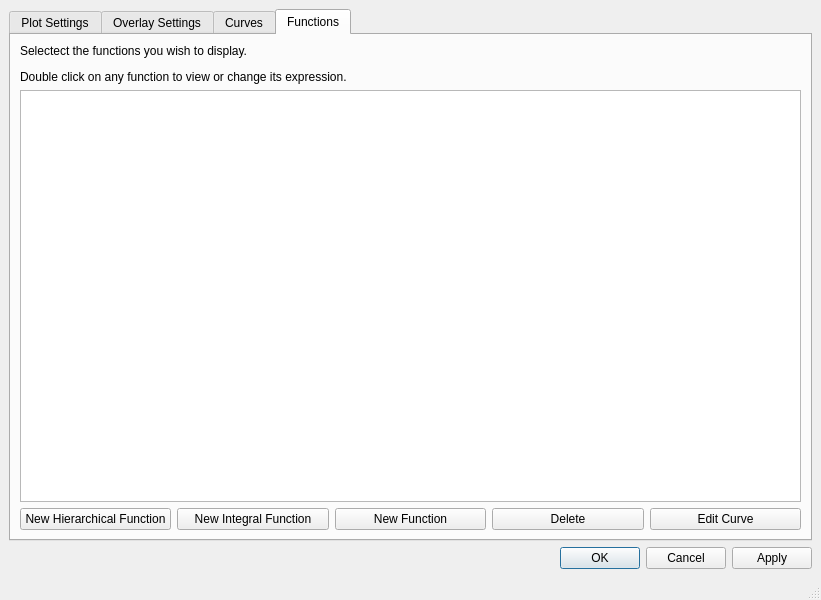
This is plotcontrolwindow.ui in arntanguy/STS-simulator as Qt 5 draws it before an edit. The edited form follows.
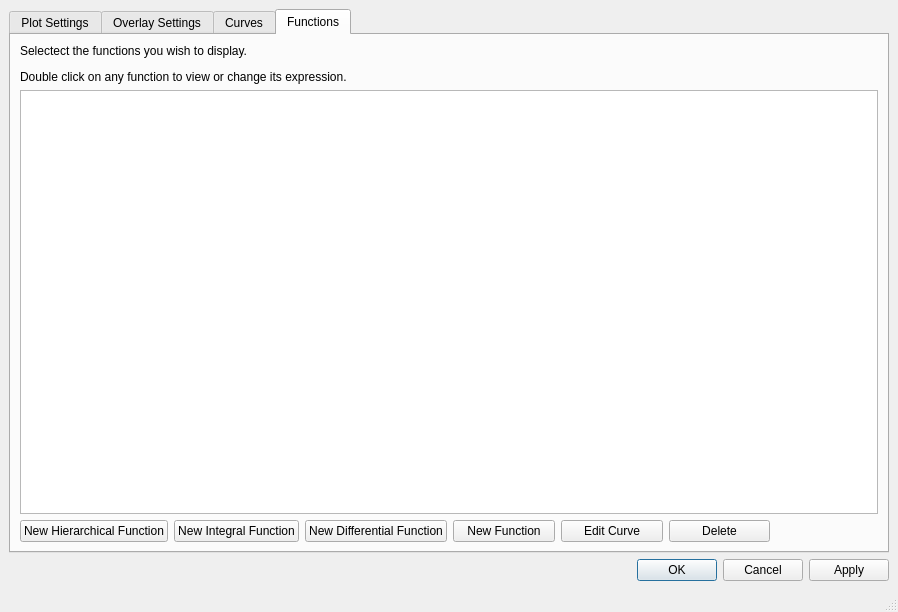
This is the edited form. Custom widgets are drawn as their Qt base class.

Commit message: Differential functions (1/2) bug with curve update

The edit to the form file:
```diff
--- a/plotcontrolwindow.ui
+++ b/plotcontrolwindow.ui
@@ -6,8 +6,8 @@
    <rect>
     <x>0</x>
     <y>0</y>
-    <width>800</width>
-    <height>600</height>
+    <width>898</width>
+    <height>612</height>
    </rect>
   </property>
   <property name="windowTitle">
@@ -464,7 +464,7 @@
         <string>Functions</string>
        </attribute>
        <layout class="QGridLayout" name="gridLayout_9">
-        <item row="0" column="0" colspan="5">
+        <item row="0" column="0" colspan="7">
          <widget class="QLabel" name="label_14">
           <property name="text">
            <string>&lt;html&gt;&lt;head/&gt;&lt;body&gt;&lt;p&gt;Selectect the functions you wish to display.&lt;/p&gt;&lt;p&gt;Double click on any function to view or change its expression.&lt;/p&gt;&lt;/body&gt;&lt;/html&gt;</string>
@@ -478,28 +478,21 @@
           </property>
          </widget>
         </item>
-        <item row="2" column="3">
+        <item row="2" column="5">
          <widget class="QPushButton" name="functionDelete">
           <property name="text">
            <string>Delete</string>
           </property>
          </widget>
         </item>
-        <item row="2" column="4">
-         <widget class="QPushButton" name="functionEditCurve">
-          <property name="text">
-           <string>Edit Curve</string>
-          </property>
-         </widget>
-        </item>
-        <item row="2" column="2">
+        <item row="2" column="3">
          <widget class="QPushButton" name="functionNew">
           <property name="text">
            <string>New Function</string>
           </property>
          </widget>
         </item>
-        <item row="1" column="0" colspan="5">
+        <item row="1" column="0" colspan="7">
          <widget class="QTreeView" name="functionView"/>
         </item>
         <item row="2" column="1">
@@ -509,6 +502,20 @@
           </property>
          </widget>
         </item>
+        <item row="2" column="2">
+         <widget class="QPushButton" name="functionDifferentialNew">
+          <property name="text">
+           <string>New Differential Function</string>
+          </property>
+         </widget>
+        </item>
+        <item row="2" column="4">
+         <widget class="QPushButton" name="functionEditCurve">
+          <property name="text">
+           <string>Edit Curve</string>
+          </property>
+         </widget>
+        </item>
        </layout>
       </widget>
      </widget>
```
Left out of the diff: 2 changed lines with no effect on the pictures. The commit also changes 22 other files.
